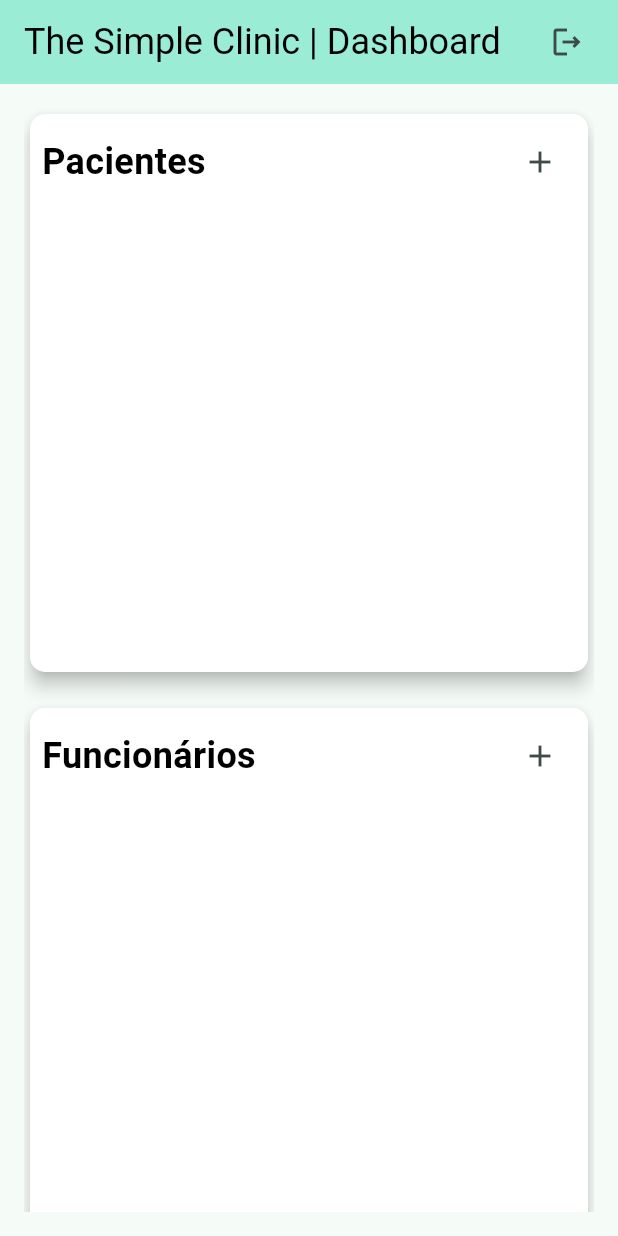
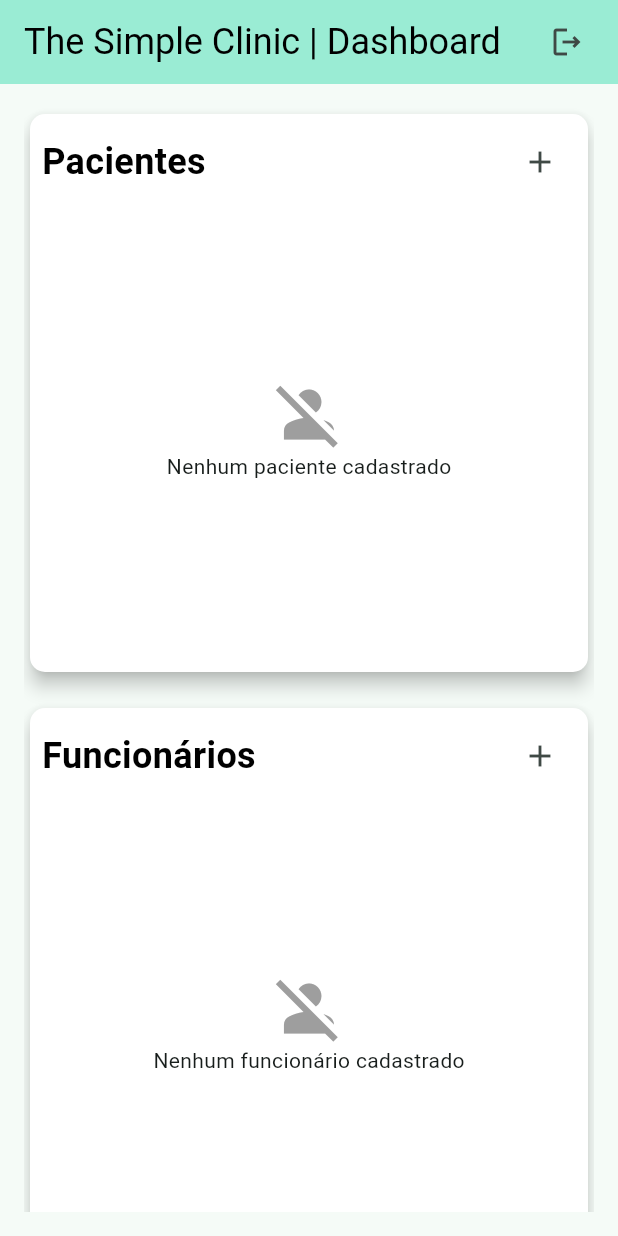
Before and after one commit to zitske/clinica_medica_flutter, a Flutter app: the DashboardScreen screen opened directly, on a phone screen of 412 x 824 dp. Run offline on Flutter 3.47's test engine with Material 3 defaults, Android fonts, the phone set to English and light mode, and no system bars; our stand-ins replace google_fonts; network calls fail.

Commit message:
empty list icons and int to string error

```diff
--- a/lib/classes/quarto.dart
+++ b/lib/classes/quarto.dart
@@ -1,7 +1,7 @@
 class Quarto {
   int numero;
   int id;
-  int idConsultorio;
+  String idConsultorio;
   int lotacao;
   String enfermeiraResponsavel;
 
@@ -17,7 +17,7 @@ class Quarto {
     return Quarto(
       numero: json['numero'] ?? 0,
       id: json['id'] ?? 0,
-      idConsultorio: json['idConsultorio'] ?? 0,
+      idConsultorio: json['idConsultorio'] ?? "",
       lotacao: json['lotacao'] ?? 0,
       enfermeiraResponsavel: json['enfermeiraResponsavel'] ?? '',
     );
--- a/lib/screens/dashboard.dart
+++ b/lib/screens/dashboard.dart
@@ -68,21 +68,21 @@ class _DashboardScreenState extends State<DashboardScreen> {
     Quarto(
       numero: 101,
       id: 1,
-      idConsultorio: 1,
+      idConsultorio: "1",
       lotacao: 2,
       enfermeiraResponsavel: 'Carlos Pereira',
     ),
     Quarto(
       numero: 102,
       id: 2,
-      idConsultorio: 1,
+      idConsultorio: "1",
       lotacao: 1,
       enfermeiraResponsavel: 'Carlos Pereira',
     ),
     Quarto(
       numero: 103,
       id: 3,
-      idConsultorio: 1,
+      idConsultorio: "1",
       lotacao: 3,
       enfermeiraResponsavel: 'Carlos Pereira',
     ),
@@ -512,7 +512,8 @@ class _DashboardScreenState extends State<DashboardScreen> {
                         quartos.add(Quarto(
                           numero: int.parse(numeroController.text),
                           id: Random().nextInt(100000),
-                          idConsultorio: 10, // Defina o ID do consultório aqui
+                          idConsultorio:
+                              10.toString(), // Defina o ID do consultório aqui
                           lotacao: 0,
                           enfermeiraResponsavel: enfermeiraResponsavel!,
                         ));
@@ -630,12 +631,25 @@ class _DashboardScreenState extends State<DashboardScreen> {
                             ],
                           ),
                           Expanded(
-                            child: SingleChildScrollView(
+                            child: pacientes.isEmpty
+                                ? Center(
+                                    child: Column(
+                                      mainAxisAlignment:
+                                          MainAxisAlignment.center,
+                                      children: [
+                                        Icon(Icons.person_off,
+                                            size: 50, color: Colors.grey),
+                                        Text('Nenhum paciente cadastrado'),
+                                      ],
+                                    ),
+                                  )
+                                : SingleChildScrollView(
                                     child: Wrap(
                                       children: pacientes.map((paciente) {
                                         return Card(
                                           shape: RoundedRectangleBorder(
-                                      borderRadius: BorderRadius.circular(10.0),
+                                            borderRadius:
+                                                BorderRadius.circular(10.0),
                                           ),
                                           elevation: 5,
                                           margin: EdgeInsets.symmetric(
@@ -652,7 +666,8 @@ class _DashboardScreenState extends State<DashboardScreen> {
                                                   IconButton(
                                                     icon: Icon(Icons.edit),
                                                     onPressed: () {
-                                                _showPacienteDialog(context,
+                                                      _showPacienteDialog(
+                                                          context,
                                                           paciente: paciente);
                                                     },
                                                   ),
@@ -706,12 +721,25 @@ class _DashboardScreenState extends State<DashboardScreen> {
                             ],
                           ),
                           Expanded(
-                            child: SingleChildScrollView(
+                            child: funcionarios.isEmpty
+                                ? Center(
+                                    child: Column(
+                                      mainAxisAlignment:
+                                          MainAxisAlignment.center,
+                                      children: [
+                                        Icon(Icons.person_off,
+                                            size: 50, color: Colors.grey),
+                                        Text('Nenhum funcionário cadastrado'),
+                                      ],
+                                    ),
+                                  )
+                                : SingleChildScrollView(
                                     child: Wrap(
                                       children: funcionarios.map((funcionario) {
                                         return Card(
                                           shape: RoundedRectangleBorder(
-                                      borderRadius: BorderRadius.circular(10.0),
+                                            borderRadius:
+                                                BorderRadius.circular(10.0),
                                           ),
                                           elevation: 5,
                                           margin: EdgeInsets.symmetric(
@@ -728,15 +756,18 @@ class _DashboardScreenState extends State<DashboardScreen> {
                                                   IconButton(
                                                     icon: Icon(Icons.edit),
                                                     onPressed: () {
-                                                _showFuncionarioDialog(context,
-                                                    funcionario: funcionario);
+                                                      _showFuncionarioDialog(
+                                                          context,
+                                                          funcionario:
+                                                              funcionario);
                                                     },
                                                   ),
                                                   IconButton(
                                                     icon: Icon(Icons.delete),
                                                     onPressed: () {
-                                                _deleteFuncionario(funcionarios
-                                                    .indexOf(funcionario));
+                                                      _deleteFuncionario(
+                                                          funcionarios.indexOf(
+                                                              funcionario));
                                                     },
                                                   ),
                                                 ],
@@ -782,7 +813,19 @@ class _DashboardScreenState extends State<DashboardScreen> {
                             ],
                           ),
                           Expanded(
-                            child: SingleChildScrollView(
+                            child: consultas.isEmpty
+                                ? Center(
+                                    child: Column(
+                                      mainAxisAlignment:
+                                          MainAxisAlignment.center,
+                                      children: [
+                                        Icon(Icons.event_busy,
+                                            size: 50, color: Colors.grey),
+                                        Text('Nenhuma consulta cadastrada'),
+                                      ],
+                                    ),
+                                  )
+                                : SingleChildScrollView(
                                     child: Wrap(
                                       children: consultas.map((consulta) {
                                         final paciente = pacientes.firstWhere(
@@ -791,7 +834,8 @@ class _DashboardScreenState extends State<DashboardScreen> {
                                             (f) => f.id == consulta.idMedico);
                                         return Card(
                                           shape: RoundedRectangleBorder(
-                                      borderRadius: BorderRadius.circular(10.0),
+                                            borderRadius:
+                                                BorderRadius.circular(10.0),
                                           ),
                                           elevation: 5,
                                           margin: EdgeInsets.symmetric(
@@ -801,15 +845,16 @@ class _DashboardScreenState extends State<DashboardScreen> {
                                             child: ListTile(
                                               title: Text(
                                                   'Consulta de ${paciente.nome} com Dr(a). ${medico.nome}'),
-                                        subtitle:
-                                            Text('Data: ${consulta.data}'),
+                                              subtitle: Text(
+                                                  'Data: ${consulta.data}'),
                                               trailing: Row(
                                                 mainAxisSize: MainAxisSize.min,
                                                 children: [
                                                   IconButton(
                                                     icon: Icon(Icons.edit),
                                                     onPressed: () {
-                                                _showConsultaDialog(context,
+                                                      _showConsultaDialog(
+                                                          context,
                                                           consulta: consulta);
                                                     },
                                                   ),
@@ -863,12 +908,25 @@ class _DashboardScreenState extends State<DashboardScreen> {
                             ],
                           ),
                           Expanded(
-                            child: SingleChildScrollView(
+                            child: quartos.isEmpty
+                                ? Center(
+                                    child: Column(
+                                      mainAxisAlignment:
+                                          MainAxisAlignment.center,
+                                      children: [
+                                        Icon(Icons.hotel,
+                                            size: 50, color: Colors.grey),
+                                        Text('Nenhum quarto cadastrado'),
+                                      ],
+                                    ),
+                                  )
+                                : SingleChildScrollView(
                                     child: Wrap(
                                       children: quartos.map((quarto) {
                                         return Card(
                                           shape: RoundedRectangleBorder(
-                                      borderRadius: BorderRadius.circular(10.0),
+                                            borderRadius:
+                                                BorderRadius.circular(10.0),
                                           ),
                                           elevation: 5,
                                           margin: EdgeInsets.symmetric(
@@ -876,7 +934,8 @@ class _DashboardScreenState extends State<DashboardScreen> {
                                           child: Padding(
                                             padding: const EdgeInsets.all(8.0),
                                             child: ListTile(
-                                        title: Text('Quarto ${quarto.numero}'),
+                                              title: Text(
+                                                  'Quarto ${quarto.numero}'),
                                               subtitle: Text(
                                                   'ID: ${quarto.id}\nID Consultório: ${quarto.idConsultorio}\nLotação: ${quarto.lotacao}\nEnfermeira Responsável: ${quarto.enfermeiraResponsavel}'),
                                               trailing: Row(
@@ -892,8 +951,8 @@ class _DashboardScreenState extends State<DashboardScreen> {
                                                   IconButton(
                                                     icon: Icon(Icons.delete),
                                                     onPressed: () {
-                                                _deleteQuarto(
-                                                    quartos.indexOf(quarto));
+                                                      _deleteQuarto(quartos
+                                                          .indexOf(quarto));
                                                     },
                                                   ),
                                                 ],
```
Lines whose indentation alone changed are shown as unchanged.
